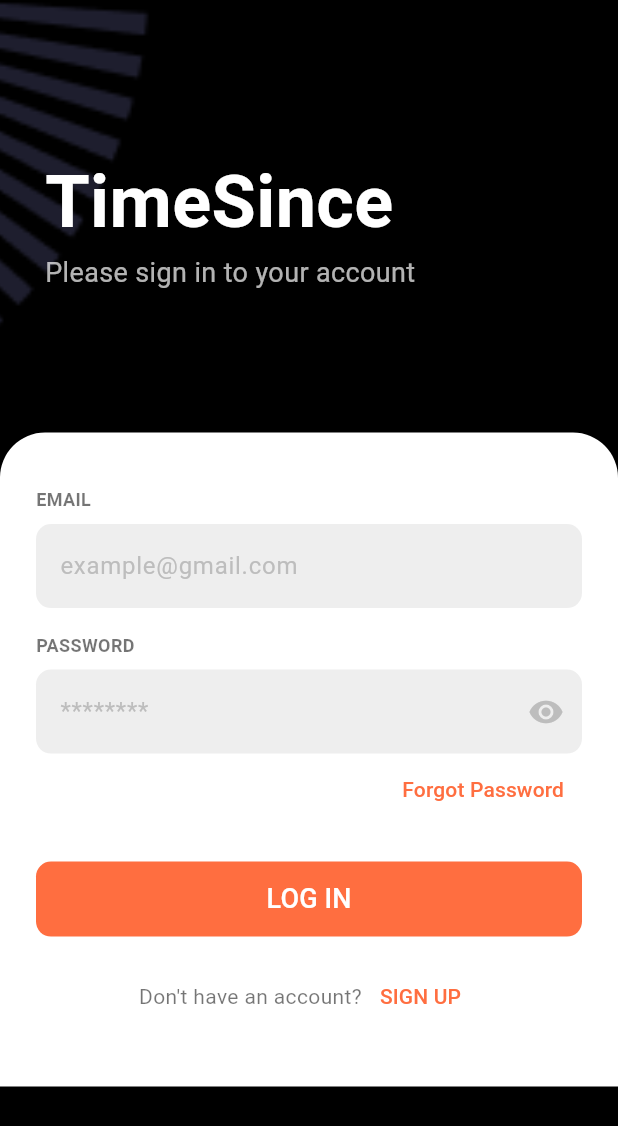
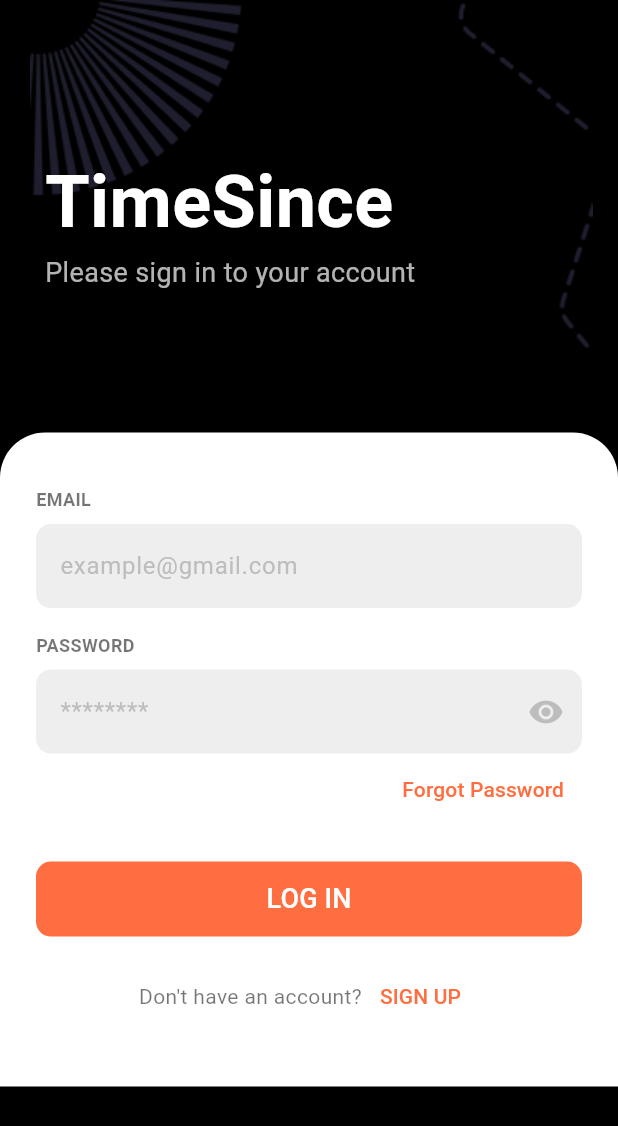
Before and after one commit to tianhaoz95/time_since, a Flutter app: the screen it shows after launch, on a phone screen of 412 x 824 dp. Shown: the top 1126 px of the screen. Run offline on Flutter 3.47's test engine with Material 3 defaults, Android fonts, the phone set to English and light mode, and no system bars; our stand-ins replace cloud_firestore, firebase_auth, firebase_core; accounts and stored records are empty.

Commit message:
fix: adjust login screen pattern alignment and fit

```diff
--- a/lib/screens/sign_in_screen.dart
+++ b/lib/screens/sign_in_screen.dart
@@ -82,10 +82,12 @@ class _SignInScreenState extends State<SignInScreen> {
       backgroundColor: Colors.black,
       body: Stack(
         children: [
-          Positioned.fill(
+          Positioned(
+            left: 20.0, // Adjust this value to move the pattern right
+            top: 0.0,
             child: Image.asset(
               'assets/images/login-screen-pattern.png',
-              fit: BoxFit.cover,
+              fit: BoxFit.fitWidth,
             ),
           ),
           Positioned(
```
